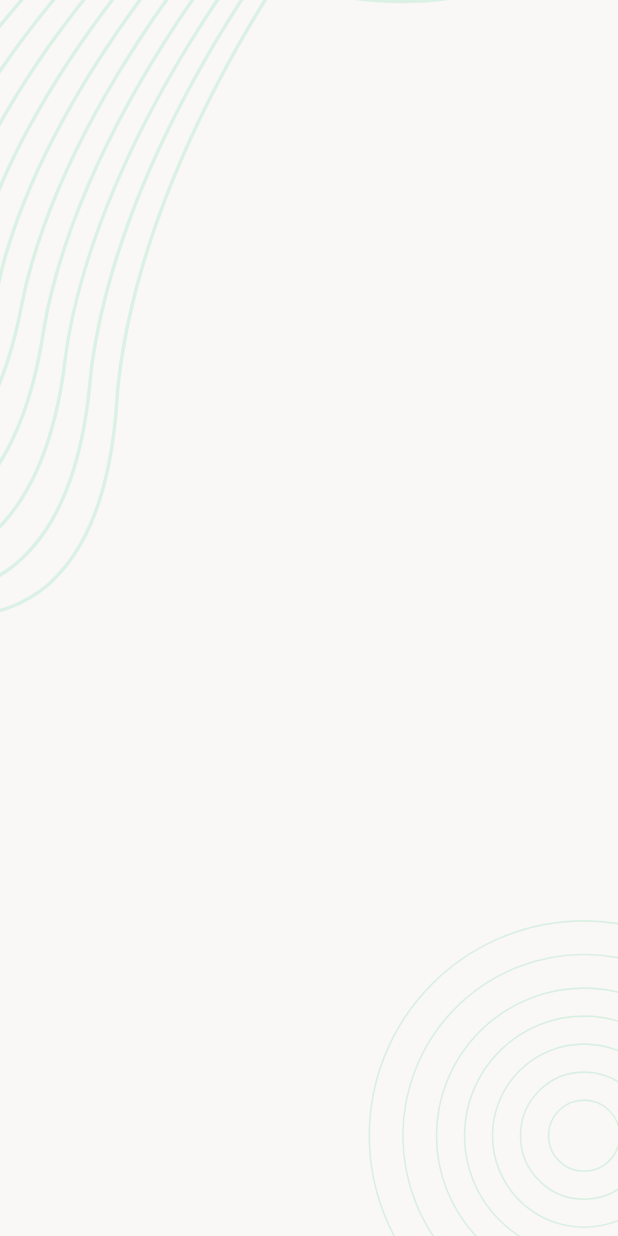
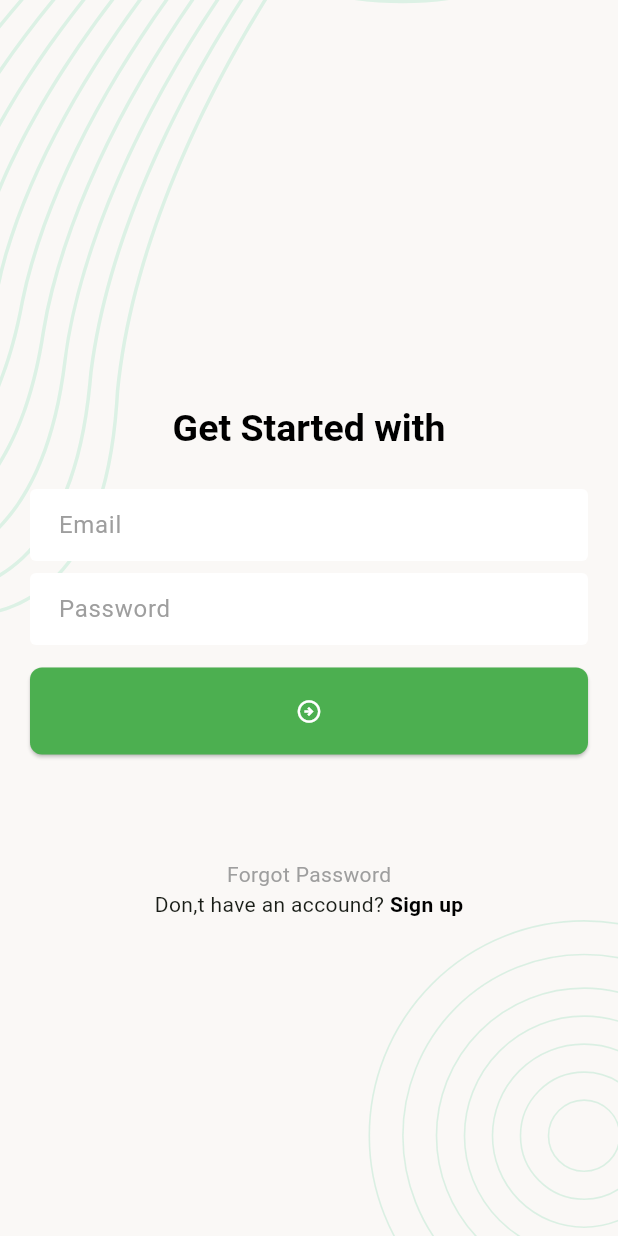
Before and after one commit to SourovDV/crud_project, a Flutter app: the screen it shows after launch, on a phone screen of 412 x 824 dp. Run offline on Flutter 3.47's test engine with Material 3 defaults, Android fonts, the phone set to English and light mode, and no system bars; our stand-ins replace flutter_svg, go_router.

Commit message:
added login and sign up screen

```diff
--- a/lib/app.dart
+++ b/lib/app.dart
@@ -1,5 +1,6 @@
 import 'package:crud_project/routers/router_page.dart';
 import 'package:crud_project/ui/screen/splash_screen.dart';
+import 'package:crud_project/ui/utils/app_color.dart';
 import 'package:flutter/material.dart';
 
 class TaskManagerApp extends StatelessWidget {
@@ -8,6 +9,39 @@ class TaskManagerApp extends StatelessWidget {
   @override
   Widget build(BuildContext context) {
     return MaterialApp.router(
+      theme: ThemeData(
+        textTheme: TextTheme(
+          titleLarge: TextStyle(
+              color: Colors.black,fontSize: 25,fontWeight: FontWeight.bold
+          ),
+        ),
+        colorSchemeSeed: AppColor.appColor,
+        inputDecorationTheme: InputDecorationThemeData(
+          hintStyle: TextStyle(
+            color: Colors.grey
+          ),
+          filled: true,
+          fillColor: Colors.white,
+          contentPadding: EdgeInsets.symmetric(horizontal: 15),
+          border: OutlineInputBorder(borderSide: BorderSide.none),
+          enabledBorder: OutlineInputBorder(borderSide: BorderSide.none),
+          focusedBorder: OutlineInputBorder(borderSide: BorderSide.none),
+        ),
+        elevatedButtonTheme: ElevatedButtonThemeData(
+          style: ElevatedButton.styleFrom(
+              backgroundColor: AppColor.appColor,
+              shape: RoundedRectangleBorder(
+                  borderRadius: BorderRadius.circular(8)
+              ),
+              fixedSize: Size.fromWidth(double.maxFinite),
+              padding: EdgeInsets.symmetric(vertical: 20),
+              foregroundColor: Colors.white,
+              textStyle: TextStyle(
+                fontSize: 20,
+              )
+          ),
+        )
+      ),
       debugShowCheckedModeBanner: false,
       routerConfig: RouterPage.router,
     );
--- a/lib/routers/app_router.dart
+++ b/lib/routers/app_router.dart
@@ -1,6 +1,6 @@
 class AppRouter{
   static final String splashScreen = '/';
   static final String homeScreen = '/home';
-  static final String signUpScreen = 'sign_screen';
+  static final String signUpScreen = '/sign_screen';
   static final String loginScreen = '/login_screen';
 }
--- a/lib/routers/router_page.dart
+++ b/lib/routers/router_page.dart
@@ -1,5 +1,6 @@
 import 'package:crud_project/routers/app_router.dart';
 import 'package:crud_project/ui/screen/home_screen.dart';
+import 'package:crud_project/ui/screen/sign_up_page.dart';
 import 'package:crud_project/ui/screen/splash_screen.dart';
 import 'package:go_router/go_router.dart';
 
@@ -16,6 +17,11 @@ class RouterPage {
         name: AppRouter.homeScreen,
         builder: (context, state) => HomeScreen(),
       ),
+      GoRoute(
+        path: AppRouter.signUpScreen,
+        name: AppRouter.signUpScreen,
+        builder: (context, state) => SignUpPage(),
+      ),
     ],
   );
 }
--- a/lib/ui/screen/home_screen.dart
+++ b/lib/ui/screen/home_screen.dart
@@ -1,13 +1,94 @@
+import 'package:crud_project/routers/app_router.dart';
+import 'package:crud_project/ui/utils/app_color.dart';
 import 'package:crud_project/ui/weight/background_image.dart';
 import 'package:flutter/material.dart';
+import 'package:go_router/go_router.dart';
 
-class HomeScreen extends StatelessWidget {
-  const HomeScreen({super.key});
+class HomeScreen extends StatefulWidget {
+  HomeScreen({super.key});
 
   @override
+  State<HomeScreen> createState() => _HomeScreenState();
+}
+
+class _HomeScreenState extends State<HomeScreen> {
+
+  final TextEditingController _emailController = TextEditingController();
+  final TextEditingController _passwordController = TextEditingController();
+  final _formKey = GlobalKey<FormState>();
+  @override
   Widget build(BuildContext context) {
+    final theme_data = Theme.of(context).textTheme;
     return Scaffold(
-      body: BackgroundImage(child: Column()),
+      body: BackgroundImage(
+        child: SingleChildScrollView(
+          child: Padding(
+            padding: const EdgeInsets.all(20.0),
+            child: Column(
+              children: [
+                const SizedBox(height: 250),
+                Center(
+                  child: Text("Get Started with", style: theme_data.titleLarge),
+                ),
+                const SizedBox(height: 24),
+                Form(
+                  key: _formKey,
+                  child: Column(
+                    children: [
+                      TextFormField(
+                        controller: _emailController,
+                        keyboardType: TextInputType.emailAddress,
+                        decoration: InputDecoration(hintText: "Email"),
+                      ),
+                      const SizedBox(height: 8),
+                      TextFormField(
+                        controller: _passwordController,
+                        obscureText: true,
+                        decoration: InputDecoration(hintText: "Password"),
+                      ),
+                    ],
+                  ),
+                ),
+                const SizedBox(height: 15),
+                ElevatedButton(
+                  onPressed: () {},
+                  child: Icon(Icons.arrow_circle_right_outlined),
+                ),
+                const SizedBox(height: 70),
+                Center(
+                  child: Text(
+                    "Forgot Password",
+                    style: TextStyle(color: Colors.grey),
+                  ),
+                ),
+                Row(
+                  mainAxisAlignment: MainAxisAlignment.center,
+                  children: [
+                    Text("Don,t have an accound? "),
+                    InkWell(
+                      onTap: () => context.goNamed(AppRouter.signUpScreen),
+                      child: Text(
+                        "Sign up",
+                        style: TextStyle(
+                          color: Colors.black,
+                          fontWeight: FontWeight.bold,
+                        ),
+                      ),
+                    ),
+                  ],
+                ),
+              ],
+            ),
+          ),
+        ),
+      ),
     );
+
+  }
+  @override
+  void dispose() {
+    _emailController.dispose();
+    _passwordController.dispose();
+    super.dispose();
   }
 }
--- /dev/null
+++ b/lib/ui/utils/app_color.dart
@@ -0,0 +1,5 @@
+import 'package:flutter/material.dart';
+
+class AppColor{
+  static final Color appColor = Colors.green;
+}
--- a/lib/ui/weight/background_image.dart
+++ b/lib/ui/weight/background_image.dart
@@ -17,7 +17,7 @@ class BackgroundImage extends StatelessWidget {
           height: double.maxFinite,
           width: double.maxFinite,
         ),
-        child,
+        SafeArea(child: child),
       ],
     );
   }
```
Also changed, not shown: lib/ui/screen/sign_up_page.dart (added, +62 -0 lines).
